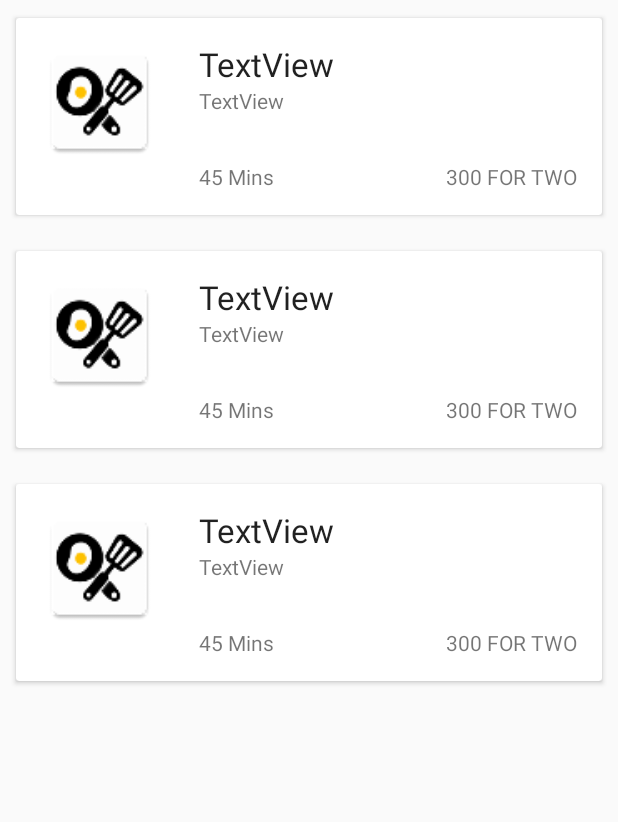
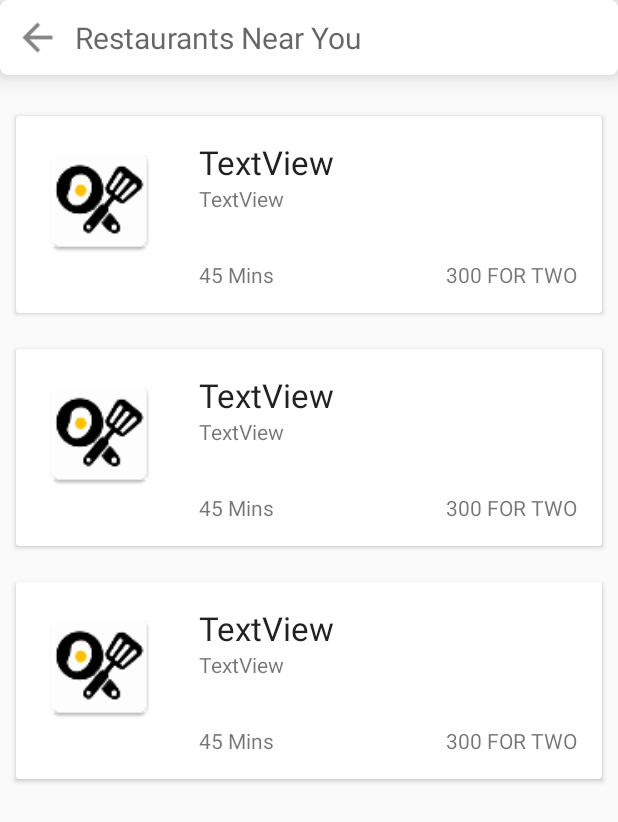
Before and after one commit to rohannevrikar/FoodCart, an Android app: the layout activity_restaurants_list.xml on its own in the app's theme, with its tools: preview values and no code run, on a phone screen of 412 x 824 dp. Shown: the top 822 px of the screen. Run offline under Robolectric (Android 15) with nearby library versions, the phone set to English and light mode, and no system bars; network calls fail.

Commit message:
Restaurant options done, map improved

```diff
--- /dev/null
+++ b/app/src/main/res/drawable/white_border.xml
@@ -0,0 +1,9 @@
+<?xml version="1.0" encoding="utf-8"?>
+<layer-list xmlns:android="http://schemas.android.com/apk/res/android">
+    <item>
+        <shape android:shape="rectangle">
+            <solid android:color="#fff"/>
+            <corners android:radius="5dp"/>
+        </shape>
+    </item>
+</layer-list>
--- a/app/src/main/res/layout/activity_restaurants_list.xml
+++ b/app/src/main/res/layout/activity_restaurants_list.xml
@@ -1,7 +1,36 @@
 <?xml version="1.0" encoding="utf-8"?>
 <RelativeLayout xmlns:android="http://schemas.android.com/apk/res/android"
     xmlns:tools="http://schemas.android.com/tools"
+    xmlns:app="http://schemas.android.com/apk/res-auto"
+
     android:layout_width="match_parent" android:layout_height="match_parent">
+
+    <RelativeLayout
+        android:layout_width="match_parent"
+        android:layout_height="50dp"
+        android:background="@drawable/white_border"
+        android:elevation="10dp">
+        <ImageView
+            android:id="@+id/back"
+            android:layout_width="30dp"
+            android:layout_height="30dp"
+            android:layout_marginLeft="10dp"
+            android:layout_marginRight="10dp"
+            android:layout_marginTop="10dp"
+            android:layout_centerVertical="true"
+            app:srcCompat="@drawable/ic_back" />
+
+        <TextView
+            android:id="@+id/txtHeading"
+            android:layout_width="match_parent"
+            android:layout_height="wrap_content"
+            android:layout_centerVertical="true"
+            android:layout_toEndOf="@+id/back"
+            android:textSize="20sp"
+            android:text="Restaurants Near You"
+            android:textAppearance="@android:style/TextAppearance.Material.Medium" />
+
+    </RelativeLayout>
 
     <android.support.v7.widget.RecyclerView
         android:id="@+id/restaurantsList"
@@ -9,5 +38,6 @@
         android:layout_height="match_parent"
         android:layout_alignParentStart="true"
         android:layout_alignParentTop="true"
+        android:layout_marginTop="65dp"
         tools:listitem="@layout/activity_restaurant_item" />
 </RelativeLayout>
--- a/app/src/main/res/values/styles.xml
+++ b/app/src/main/res/values/styles.xml
@@ -1,7 +1,7 @@
 <resources>
 
     <!-- Base application theme. -->
-    <style name="AppTheme" parent="Theme.AppCompat.Light.DarkActionBar">
+    <style name="AppTheme" parent="Theme.AppCompat.Light.NoActionBar">
         <!-- Customize your theme here. -->
         <item name="colorPrimary">@color/colorPrimary</item>
         <item name="colorPrimaryDark">@color/colorPrimaryDark</item>
```
Also changed, not shown: app/src/main/java/com/example/rohannevrikar/googlemaptest/MapsActivity.java (+51 -10 lines), app/src/main/java/com/example/rohannevrikar/googlemaptest/RestaurantsList.java (+12 -0 lines), app/src/main/res/layout/activity_maps.xml (+41 -5 lines), app/src/main/res/drawable-hdpi/ic_back.png (added), app/src/main/res/drawable-hdpi/ic_go.png (added), app/src/main/res/drawable-hdpi/ic_search.png (added), app/src/main/res/drawable-mdpi/ic_back.png (added), app/src/main/res/drawable-mdpi/ic_go.png (added), app/src/main/res/drawable-mdpi/ic_search.png (added), app/src/main/res/drawable-xhdpi/ic_back.png (added), app/src/main/res/drawable-xhdpi/ic_go.png (added), app/src/main/res/drawable-xhdpi/ic_search.png (added), app/src/main/res/drawable-xxhdpi/ic_back.png (added), app/src/main/res/drawable-xxhdpi/ic_go.png (added), 1 more files.
